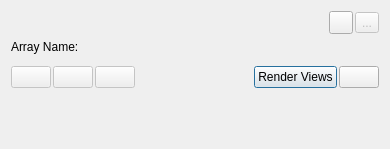
Kitware/ParaView, file Qt/ApplicationComponents/Resources/UI/pqColorMapEditor.ui: the form before one commit.
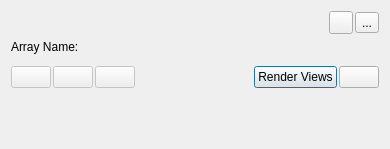
The form after the commit. Icons and pictures are not drawn. Custom widgets are drawn as their Qt base class.

Patch:
```diff
--- a/Qt/ApplicationComponents/Resources/UI/pqColorMapEditor.ui
+++ b/Qt/ApplicationComponents/Resources/UI/pqColorMapEditor.ui
@@ -54,9 +54,6 @@
      </item>
      <item>
       <widget class="QToolButton" name="EditScalarBar">
-       <property name="enabled">
-        <bool>false</bool>
-       </property>
        <property name="toolTip">
         <string>Edit color legend properties</string>
        </property>
```
Left out of the diff: 16 changed lines with no effect on the pictures.
